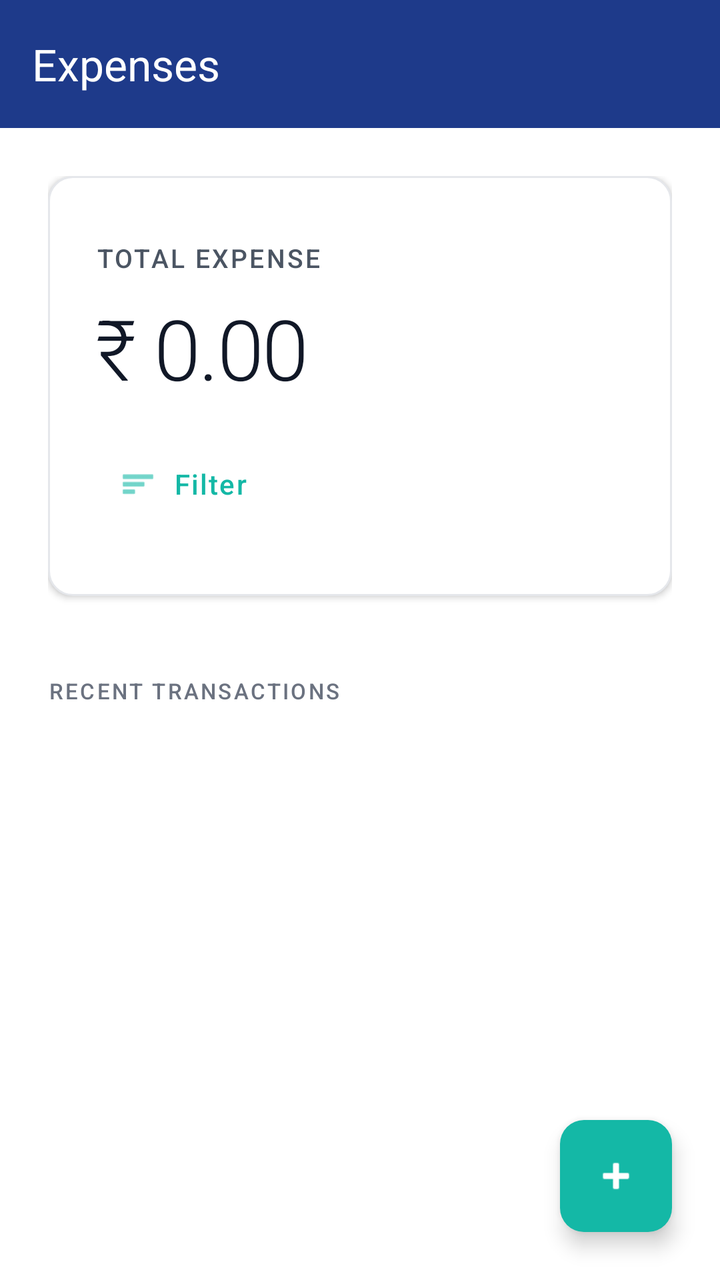
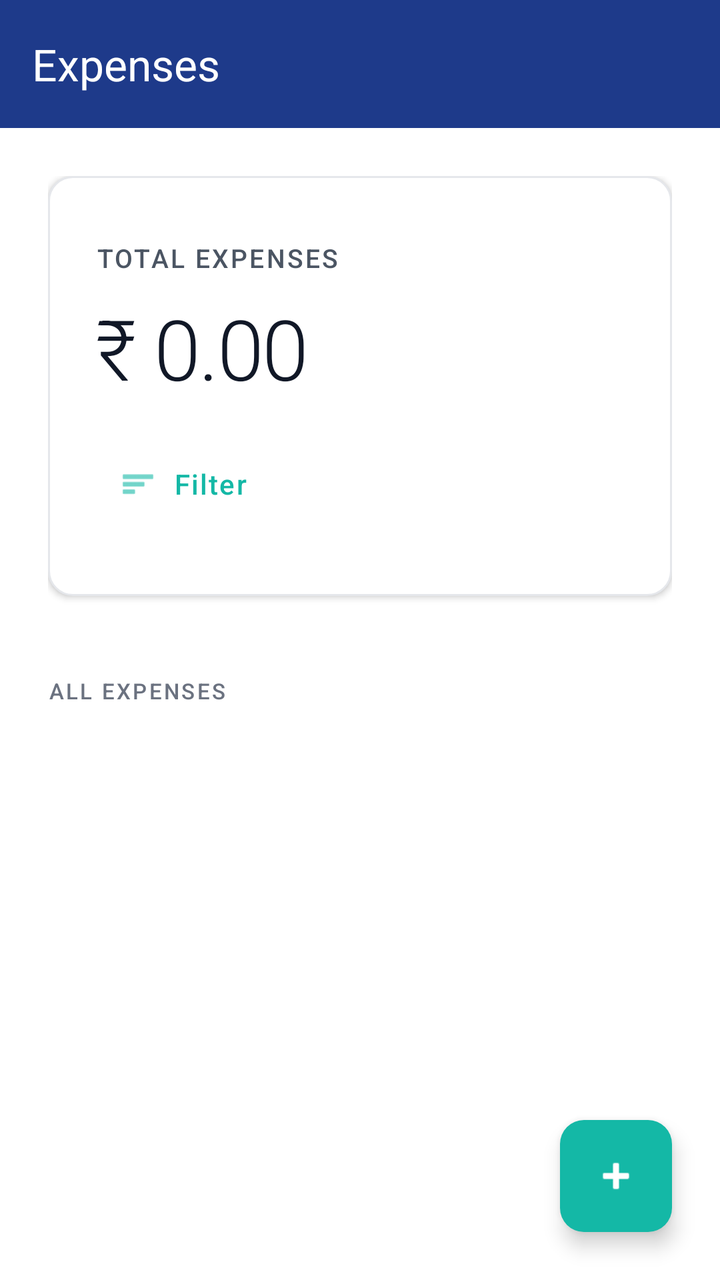

Two renders of the same Android screen: before a commit and after it. Below are the layout's source before the change and the commit's diff.
<!-- AndroidManifest.xml: application theme Theme.ExpenseTracker.Timeless -->
<!-- res/layout/activity_main.xml -->
<?xml version="1.0" encoding="utf-8"?>
<androidx.coordinatorlayout.widget.CoordinatorLayout xmlns:android="http://schemas.android.com/apk/res/android"
    xmlns:app="http://schemas.android.com/apk/res-auto"
    android:layout_width="match_parent"
    android:layout_height="match_parent"
    android:background="@color/light_background">

    
    <com.google.android.material.appbar.AppBarLayout
        android:id="@+id/appBar"
        android:layout_width="match_parent"
        android:layout_height="wrap_content"
        android:background="@color/navy_primary"
        android:elevation="4dp"
        app:elevation="4dp">

        <com.google.android.material.appbar.MaterialToolbar
            android:id="@+id/toolbar"
            android:layout_width="match_parent"
            android:layout_height="?attr/actionBarSize"
            android:background="@color/navy_primary"
            app:title="Expenses"
            app:titleTextColor="@color/white" />

    </com.google.android.material.appbar.AppBarLayout>

    
    <androidx.core.widget.NestedScrollView
        android:layout_width="match_parent"
        android:layout_height="match_parent"
        android:fillViewport="true"
        android:scrollbars="vertical"
        android:scrollbarStyle="outsideOverlay"
        android:scrollbarThumbVertical="@color/teal_accent"
        android:scrollbarSize="4dp"
        android:fadeScrollbars="false"
        app:layout_behavior="@string/appbar_scrolling_view_behavior">

        <LinearLayout
            android:layout_width="match_parent"
            android:layout_height="wrap_content"
            android:orientation="vertical"
            android:padding="24dp">

            
            <LinearLayout
                android:layout_width="match_parent"
                android:layout_height="wrap_content"
                android:orientation="vertical"
                android:paddingVertical="32dp"
                android:paddingHorizontal="24dp"
                android:background="@drawable/timeless_card_bg"
                android:elevation="2dp">

                <TextView
                    android:layout_width="wrap_content"
                    android:layout_height="wrap_content"
                    android:text="Total Expense"
                    android:textSize="13sp"
                    android:textColor="@color/timeless_text_secondary"
                    android:letterSpacing="0.08"
                    android:fontFamily="sans-serif-medium"
                    android:textAllCaps="true" />

                <TextView
                    android:id="@+id/tvTotalAmount"
                    android:layout_width="wrap_content"
                    android:layout_height="wrap_content"
                    android:text="₹ 0.00"
                    android:textSize="42sp"
                    android:textColor="@color/timeless_text_primary"
                    android:fontFamily="sans-serif-light"
                    android:letterSpacing="-0.02"
                    android:layout_marginTop="8dp" />

                
                <com.google.android.material.button.MaterialButton
                    android:id="@+id/btnFilter"
                    style="@style/Widget.Material3.Button.TextButton"
                    android:layout_width="wrap_content"
                    android:layout_height="48dp"
                    android:text="Filter"
                    android:textColor="@color/teal_accent"
                    android:textSize="14sp"
                    android:letterSpacing="0.05"
                    android:fontFamily="sans-serif-medium"
                    app:icon="@android:drawable/ic_menu_sort_by_size"
                    app:iconTint="@color/teal_accent"
                    app:iconGravity="start"
                    app:iconPadding="8dp"
                    app:rippleColor="@color/teal_light"
                    android:layout_marginTop="16dp" />

            </LinearLayout>

            
            <TextView
                android:layout_width="wrap_content"
                android:layout_height="wrap_content"
                android:text="Recent Transactions"
                android:textSize="11sp"
                android:textColor="@color/timeless_text_tertiary"
                android:letterSpacing="0.1"
                android:fontFamily="sans-serif-medium"
                android:textAllCaps="true"
                android:layout_marginTop="40dp"
                android:layout_marginBottom="16dp" />

            
            <TextView
                android:id="@+id/tvEmpty"
                android:layout_width="match_parent"
                android:layout_height="wrap_content"
                android:text="No expenses yet"
                android:textSize="15sp"
                android:textColor="@color/timeless_text_tertiary"
                android:fontFamily="sans-serif"
                android:gravity="center"
                android:padding="48dp"
                android:visibility="gone" />

            
            <androidx.recyclerview.widget.RecyclerView
                android:id="@+id/recyclerView"
                android:layout_width="match_parent"
                android:layout_height="wrap_content"
                android:clipToPadding="false"
                android:nestedScrollingEnabled="false"
                android:scrollbars="vertical"
                android:scrollbarStyle="outsideOverlay"
                android:scrollbarThumbVertical="@color/teal_accent"
                android:scrollbarSize="4dp"
                android:fadeScrollbars="false" />

            
            <com.google.android.material.card.MaterialCardView
                android:id="@+id/layoutCategorySummary"
                android:layout_width="match_parent"
                android:layout_height="wrap_content"
                android:layout_marginTop="24dp"
                android:visibility="gone"
                app:cardBackgroundColor="@color/timeless_off_white"
                app:cardCornerRadius="12dp"
                app:cardElevation="0dp"
                app:strokeWidth="0dp">

                <LinearLayout
                    android:layout_width="match_parent"
                    android:layout_height="wrap_content"
                    android:orientation="vertical"
                    android:padding="20dp">

                    <TextView
                        android:layout_width="wrap_content"
                        android:layout_height="wrap_content"
                        android:text="Summary by Category"
                        android:textSize="11sp"
                        android:textColor="@color/timeless_text_tertiary"
                        android:letterSpacing="0.1"
                        android:fontFamily="sans-serif-medium"
                        android:textAllCaps="true"
                        android:layout_marginBottom="16dp" />

                    <androidx.recyclerview.widget.RecyclerView
                        android:id="@+id/rvCategorySummary"
                        android:layout_width="match_parent"
                        android:layout_height="wrap_content"
                        android:nestedScrollingEnabled="false" />

                </LinearLayout>

            </com.google.android.material.card.MaterialCardView>

        </LinearLayout>

    </androidx.core.widget.NestedScrollView>

    
    <com.google.android.material.floatingactionbutton.FloatingActionButton
        android:id="@+id/fabAdd"
        android:layout_width="wrap_content"
        android:layout_height="wrap_content"
        android:layout_gravity="bottom|end"
        android:layout_margin="24dp"
        android:contentDescription="Add Expense"
        android:src="@android:drawable/ic_input_add"
        app:backgroundTint="@color/teal_accent"
        app:tint="@color/white"
        app:elevation="6dp"
        app:borderWidth="0dp" />

</androidx.coordinatorlayout.widget.CoordinatorLayout>
<!-- resources referenced by this layout -->
<resources>
  <color name="light_background">#FFFFFF</color>
  <color name="navy_primary">#1E3A8A</color>
  <color name="teal_accent">#14B8A6</color>
  <color name="teal_light">#5EEAD4</color>
  <color name="timeless_off_white">#F9FAFB</color>
  <color name="timeless_text_primary">#111827</color>
  <color name="timeless_text_secondary">#4B5563</color>
  <color name="timeless_text_tertiary">#6B7280</color>
  <color name="white">#FFFFFFFF</color>
  <!-- drawable timeless_card_bg (drawable) -->
  <?xml version="1.0" encoding="utf-8"?>
  <shape xmlns:android="http://schemas.android.com/apk/res/android">
      <solid android:color="@color/white" />
      <corners android:radius="12dp" />
      <stroke
          android:width="1dp"
          android:color="@color/gray_200" />
  </shape>
  <style name="Theme.ExpenseTracker.Timeless" parent="Theme.Material3.Light.NoActionBar">
          <item name="colorPrimary">@color/timeless_charcoal</item>
          <item name="colorOnPrimary">@color/timeless_white</item>
          <item name="colorSecondary">@color/timeless_gold</item>
          <item name="colorOnSecondary">@color/timeless_white</item>
          <item name="android:colorBackground">@color/timeless_white</item>
          <item name="colorSurface">@color/timeless_white</item>
          <item name="colorOnSurface">@color/timeless_text_primary</item>
          
          
          <item name="android:statusBarColor">@color/timeless_white</item>
          <item name="android:windowLightStatusBar">true</item>
          
          
          <item name="android:navigationBarColor">@color/timeless_white</item>
          <item name="android:windowLightNavigationBar">true</item>
      </style>
  <color name="gray_200">#E5E7EB</color>
  <color name="timeless_charcoal">#111827</color>
  <color name="timeless_white">#FFFFFF</color>
  <color name="timeless_gold">#14B8A6</color>
</resources>

<!-- the commit's change to res/layout/activity_main.xml (unified diff, before → after) -->
@@ -55,7 +55,7 @@
                 <TextView
                     android:layout_width="wrap_content"
                     android:layout_height="wrap_content"
-                    android:text="Total Expense"
+                    android:text="Total Expenses"
                     android:textSize="13sp"
                     android:textColor="@color/timeless_text_secondary"
                     android:letterSpacing="0.08"
@@ -95,9 +95,10 @@
 
             
             <TextView
+                android:id="@+id/tvExpensesHeader"
                 android:layout_width="wrap_content"
                 android:layout_height="wrap_content"
-                android:text="Recent Transactions"
+                android:text="All Expenses"
                 android:textSize="11sp"
                 android:textColor="@color/timeless_text_tertiary"
                 android:letterSpacing="0.1"
